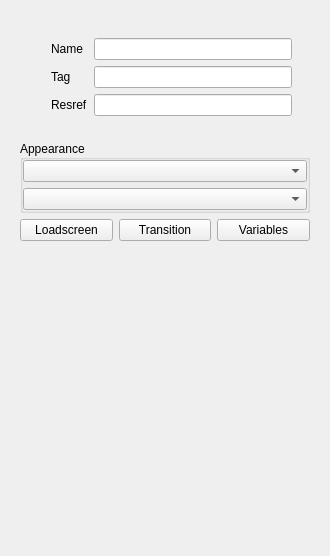
jd28/arclight, file src/widgets/DoorView/doorgeneralview.ui: the form before one commit.
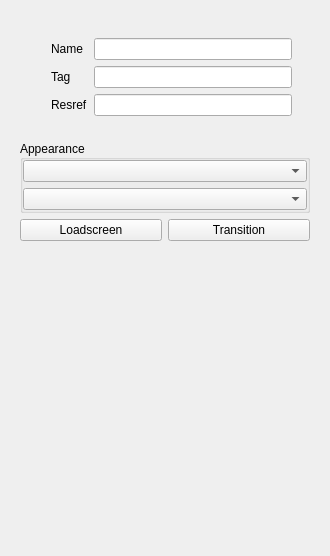
The form after the commit. Custom widgets are drawn as their Qt base class.

Commit message:
[widgets] remove variable table dialog
[doorview] add variable tab to replace the above.

The edit to the form file:
```diff
--- a/src/widgets/DoorView/doorgeneralview.ui
+++ b/src/widgets/DoorView/doorgeneralview.ui
@@ -155,13 +155,6 @@
            </property>
           </widget>
          </item>
-         <item>
-          <widget class="QPushButton" name="variables">
-           <property name="text">
-            <string>Variables</string>
-           </property>
-          </widget>
-         </item>
         </layout>
        </widget>
       </item>
```
The commit also changes 9 other files.
